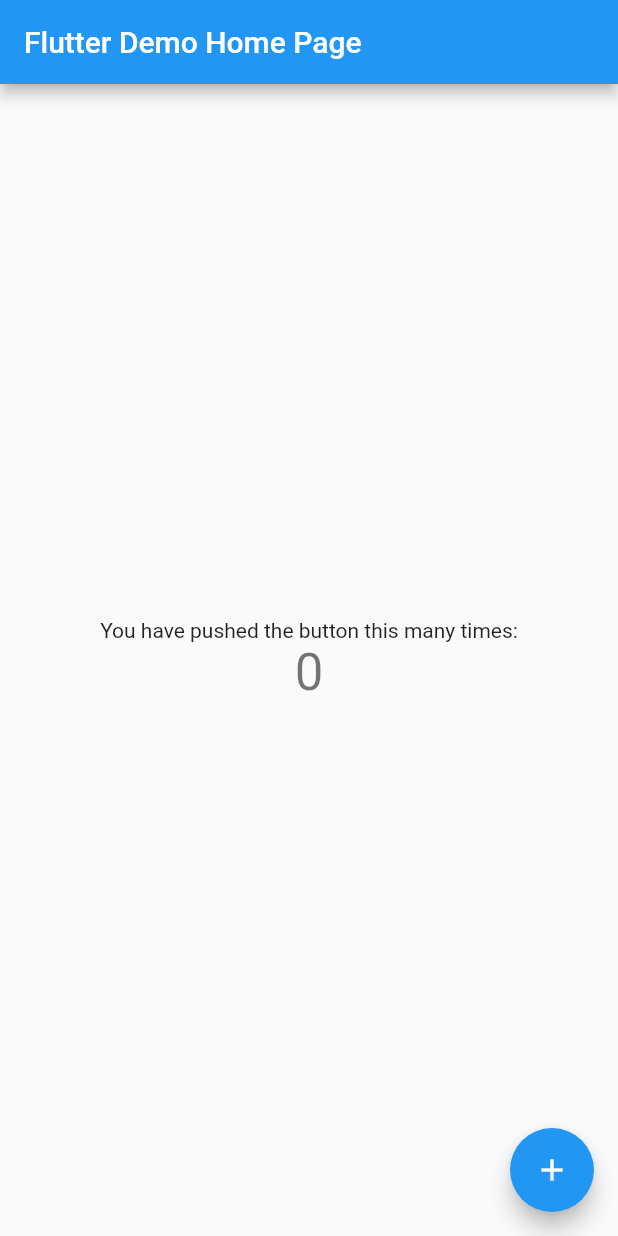
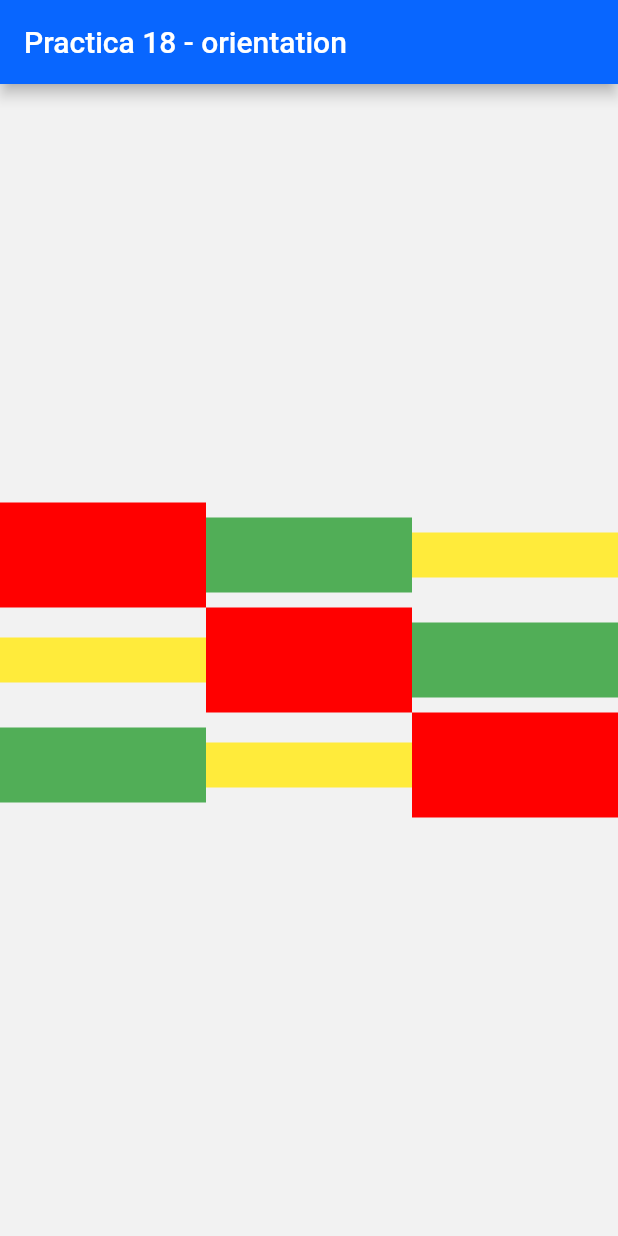
Before and after one commit to adrian-parra/Flutter-Practicas, a Flutter app: the screen it shows after launch, on a phone screen of 412 x 824 dp. Run offline on Flutter 3.47's test engine with Material 2 defaults, Android fonts, the phone set to English and light mode, and no system bars; our stand-ins replace flip_card, flutter_slidable, fluttertoast, shared_preferences, sqflite; missing offline and left inert: flutter_dialogs; accounts and stored records are empty.

Commit message:
Practica 18 Finalizada

```diff
--- /dev/null
+++ b/practica_18/lib/config.dart
@@ -0,0 +1,26 @@
+import 'package:flutter/material.dart';
+
+class AppConfig {
+  static const colorPrincipal = Color(0xFF0866FF);
+  static const colorSecundario = Color(0xFFFFFFFF);
+  static const colorFondo = Color(0xFFF2F2F2);
+  static const colorDescripcion = Color(0xFF757575);
+  static const colorExtra = Color(0xFF2B2A2A);
+
+  static const colorSuccess = Color(0xFF51ae57);
+  static const colorDanger = Color(0xFFff0000);
+  static const colorWarning = Color(0xFFf57c00);
+  static const colorInfo = Color(0xFF3498db);
+
+  static const marginValue = 16.0;
+  static const paddingValue = 16.0;
+
+  static const sizeTitulo = 24.0;
+  static const sizeSubtitulo = 20.0;
+  static const sizeDescripcion = 14.0;
+
+  static const gap = 10.0;
+
+  static const letterSpacingValue = 1.3;
+
+}
--- a/practica_18/lib/main.dart
+++ b/practica_18/lib/main.dart
@@ -1,6 +1,12 @@
 import 'package:flutter/material.dart';
+import 'package:flutter/services.dart';
+import 'package:practica_18/screens/table_screen.dart';
 
 void main() {
+  WidgetsFlutterBinding.ensureInitialized();
+  SystemChrome.setPreferredOrientations(
+    [DeviceOrientation.portraitUp, DeviceOrientation.portraitDown]
+  );
   runApp(const MyApp());
 }
 
@@ -10,106 +16,9 @@
   // This widget is the root of your application.
   @override
   Widget build(BuildContext context) {
-    return MaterialApp(
+    return const MaterialApp(
       title: 'Flutter Demo',
-      theme: ThemeData(
-        // This is the theme of your application.
-        //
-        // Try running your application with "flutter run". You'll see the
-        // application has a blue toolbar. Then, without quitting the app, try
-        // changing the primarySwatch below to Colors.green and then invoke
-        // "hot reload" (press "r" in the console where you ran "flutter run",
-        // or simply save your changes to "hot reload" in a Flutter IDE).
-        // Notice that the counter didn't reset back to zero; the application
-        // is not restarted.
-        primarySwatch: Colors.blue,
-      ),
-      home: const MyHomePage(title: 'Flutter Demo Home Page'),
+      home: TableScreen(),
     );
   }
 }
-
-class MyHomePage extends StatefulWidget {
-  const MyHomePage({super.key, required this.title});
-
-  // This widget is the home page of your application. It is stateful, meaning
-  // that it has a State object (defined below) that contains fields that affect
-  // how it looks.
-
-  // This class is the configuration for the state. It holds the values (in this
-  // case the title) provided by the parent (in this case the App widget) and
-  // used by the build method of the State. Fields in a Widget subclass are
-  // always marked "final".
-
-  final String title;
-
-  @override
-  State<MyHomePage> createState() => _MyHomePageState();
-}
-
-class _MyHomePageState extends State<MyHomePage> {
-  int _counter = 0;
-
-  void _incrementCounter() {
-    setState(() {
-      // This call to setState tells the Flutter framework that something has
-      // changed in this State, which causes it to rerun the build method below
-      // so that the display can reflect the updated values. If we changed
-      // _counter without calling setState(), then the build method would not be
-      // called again, and so nothing would appear to happen.
-      _counter++;
-    });
-  }
-
-  @override
-  Widget build(BuildContext context) {
-    // This method is rerun every time setState is called, for instance as done
-    // by the _incrementCounter method above.
-    //
-    // The Flutter framework has been optimized to make rerunning build methods
-    // fast, so that you can just rebuild anything that needs updating rather
-    // than having to individually change instances of widgets.
-    return Scaffold(
-      appBar: AppBar(
-        // Here we take the value from the MyHomePage object that was created by
-        // the App.build method, and use it to set our appbar title.
-        title: Text(widget.title),
-      ),
-      body: Center(
-        // Center is a layout widget. It takes a single child and positions it
-        // in the middle of the parent.
-        child: Column(
-          // Column is also a layout widget. It takes a list of children and
-          // arranges them vertically. By default, it sizes itself to fit its
-          // children horizontally, and tries to be as tall as its parent.
-          //
-          // Invoke "debug painting" (press "p" in the console, choose the
-          // "Toggle Debug Paint" action from the Flutter Inspector in Android
-          // Studio, or the "Toggle Debug Paint" command in Visual Studio Code)
-          // to see the wireframe for each widget.
-          //
-          // Column has various properties to control how it sizes itself and
-          // how it positions its children. Here we use mainAxisAlignment to
-          // center the children vertically; the main axis here is the vertical
-          // axis because Columns are vertical (the cross axis would be
-          // horizontal).
-          mainAxisAlignment: MainAxisAlignment.center,
-          children: <Widget>[
-            const Text(
-              'You have pushed the button this many times:',
-            ),
-            Text(
-              '$_counter',
-              style: Theme.of(context).textTheme.headline4,
-            ),
-          ],
-        ),
-      ),
-      floatingActionButton: FloatingActionButton(
-        onPressed: _incrementCounter,
-        tooltip: 'Increment',
-        child: const Icon(Icons.add),
-      ), // This trailing comma makes auto-formatting nicer for build methods.
-    );
-  }
-}
--- /dev/null
+++ b/practica_18/lib/screens/table_screen.dart
@@ -0,0 +1,57 @@
+import 'package:flutter/material.dart';
+import 'package:practica_18/config.dart';
+import 'package:practica_18/widgets/rectangle_large.dart';
+import 'package:practica_18/widgets/rectangle_medium.dart';
+import 'package:practica_18/widgets/rectangle_small.dart';
+
+class TableScreen extends StatefulWidget {
+  const TableScreen({super.key});
+
+  @override
+  State<TableScreen> createState() => _TableScreenState();
+}
+
+class _TableScreenState extends State<TableScreen> {
+  @override
+  Widget build(BuildContext context) {
+    return Scaffold(
+      backgroundColor: AppConfig.colorFondo,
+      appBar: AppBar(
+        title: const Text('Practica 18 - orientation'),
+        backgroundColor: AppConfig.colorPrincipal,
+      ),
+      body: Center(
+        child: Table(
+          defaultVerticalAlignment: TableCellVerticalAlignment.middle,
+          columnWidths: const {
+
+          },
+          children: const [
+            TableRow(
+              children: [
+                RectangleLarge(),
+                RectangleMedium(),
+                RectangleSmall()
+              ]
+            ),
+            TableRow(
+              children: [
+                RectangleSmall(),
+                 RectangleLarge(),
+                RectangleMedium(),
+
+              ]
+            ),
+            TableRow(
+              children: [
+                 RectangleMedium(),
+                RectangleSmall(),
+                RectangleLarge()
+              ]
+            )
+          ],
+        ),
+      ),
+    );
+  }
+}
--- /dev/null
+++ b/practica_18/lib/widgets/rectangle_large.dart
@@ -0,0 +1,17 @@
+import 'package:flutter/material.dart';
+import 'package:practica_18/config.dart';
+
+class RectangleLarge extends StatelessWidget {
+  const RectangleLarge({super.key});
+
+  @override
+  Widget build(BuildContext context) {
+    return Container(
+      height: 70,
+      width: 70,
+      decoration: const BoxDecoration(
+        color: AppConfig.colorDanger
+      ),
+    );
+  }
+}
--- /dev/null
+++ b/practica_18/lib/widgets/rectangle_medium.dart
@@ -0,0 +1,17 @@
+import 'package:flutter/material.dart';
+import 'package:practica_18/config.dart';
+
+class RectangleMedium extends StatelessWidget {
+  const RectangleMedium({super.key});
+
+  @override
+  Widget build(BuildContext context) {
+    return Container(
+      height: 50,
+      width: 50,
+      decoration: const BoxDecoration(
+        color: AppConfig.colorSuccess
+      ),
+    );
+  }
+}
--- /dev/null
+++ b/practica_18/lib/widgets/rectangle_small.dart
@@ -0,0 +1,16 @@
+import 'package:flutter/material.dart';
+
+class RectangleSmall extends StatelessWidget {
+  const RectangleSmall({super.key});
+
+  @override
+  Widget build(BuildContext context) {
+    return Container(
+      height: 30,
+      width: 30,
+      decoration: const BoxDecoration(
+        color: Colors.yellow
+      ),
+    );
+  }
+}
```
Also changed, not shown: practica_18/assets/pagina1.png (added).
